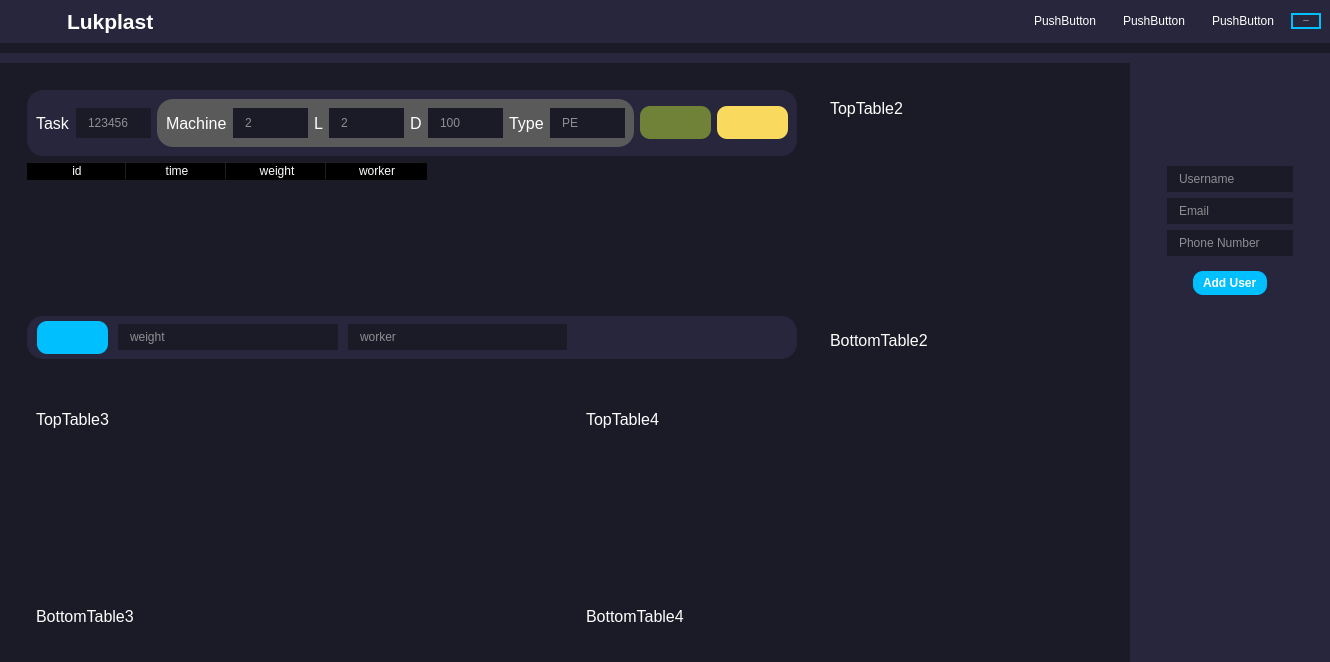
The window that interface.ui (KofanovE/GuiLukplast) describes before a commit, drawn with Qt 5.
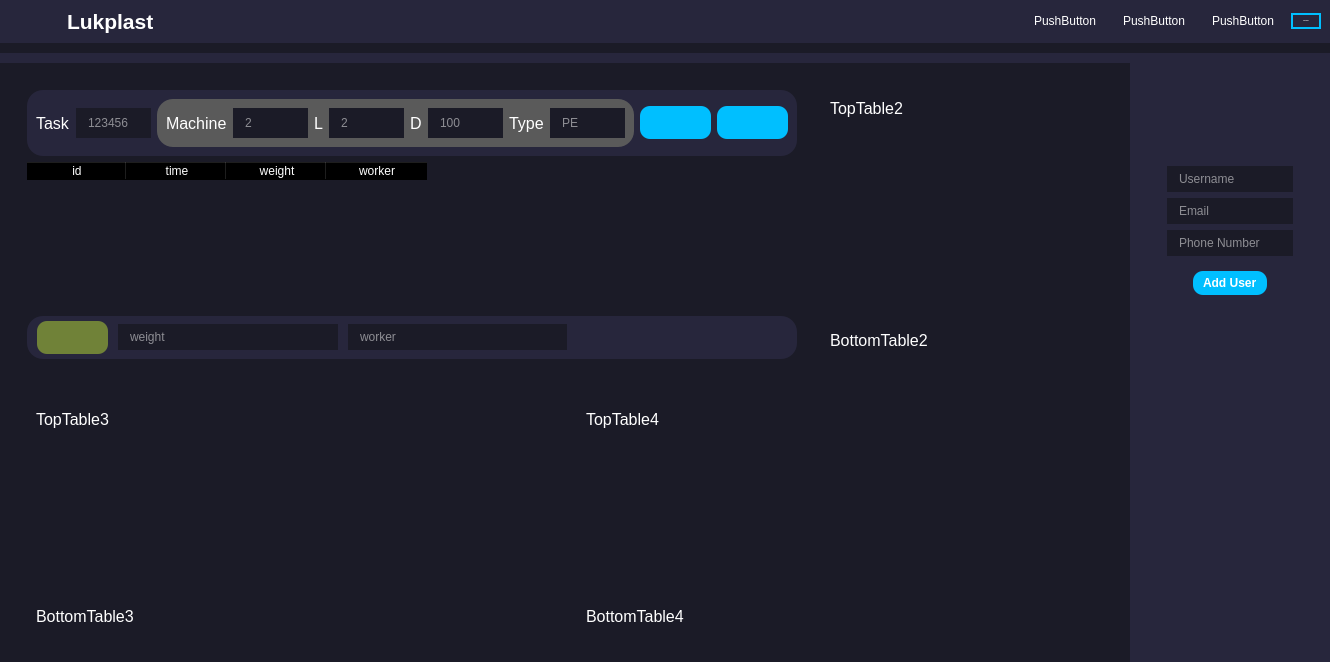
The same window after the commit. Icons and pictures are not drawn. Custom widgets are drawn as their Qt base class.

Commit message: dev_0_15_refactor:change colors of bottons of table 1

The edit to the form file:
```diff
--- a/interface.ui
+++ b/interface.ui
@@ -43,12 +43,17 @@
 }
 
 #addTable1Btn{
-	background-color: #708238;
+	background-color: #00bfff;
 	border-radius: 10px;
 }
 
 #closeTable1Btn{
-	background-color: #FADA5E;
+	background-color: #00bfff;
+	border-radius: 10px;
+}
+
+#addPos1Btn{
+	background-color: #708238;
 	border-radius: 10px;
 }
 
```
The commit also changes 1 other file.
